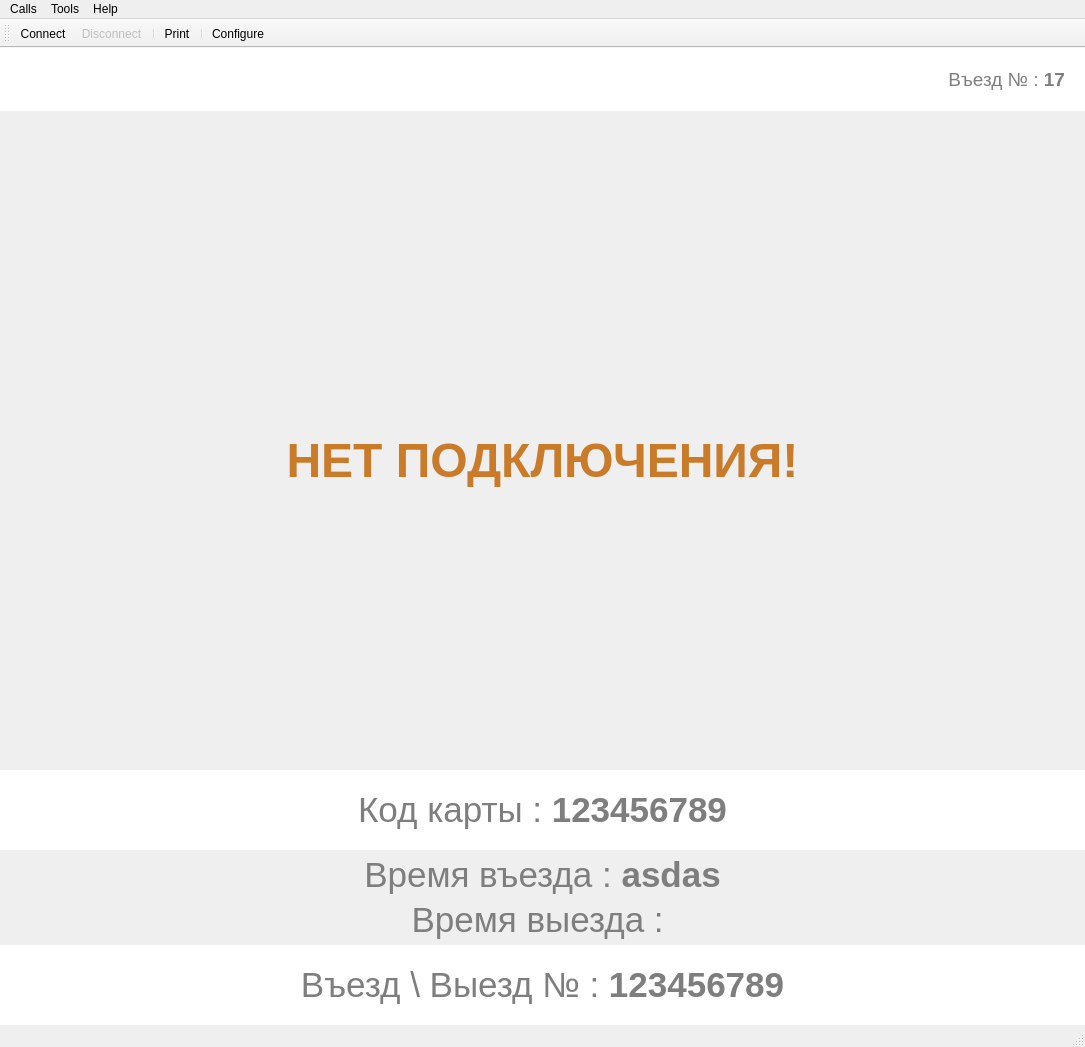
First picture: the form in RpiClient/mainwindow.ui, repository Baxulio/ParkingAS, before the edit.
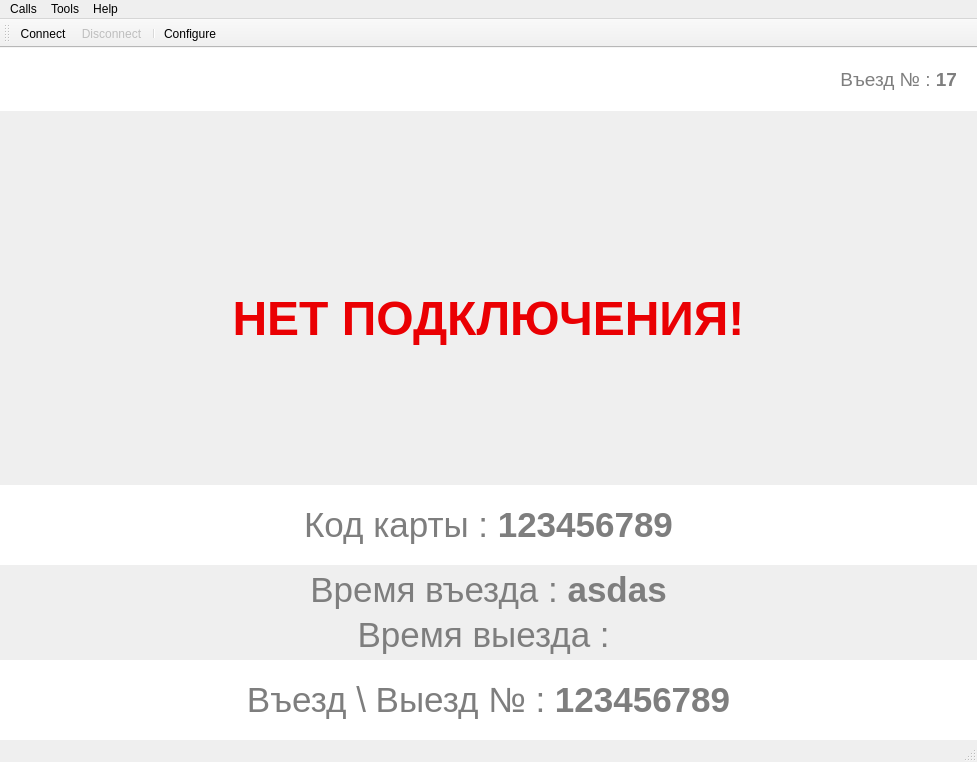
Second picture: the form after the edit. Icons and pictures are not drawn.

```diff
--- a/RpiClient/mainwindow.ui
+++ b/RpiClient/mainwindow.ui
@@ -6,8 +6,8 @@
    <rect>
     <x>0</x>
     <y>0</y>
-    <width>1085</width>
-    <height>1047</height>
+    <width>977</width>
+    <height>762</height>
    </rect>
   </property>
   <property name="windowTitle">
@@ -116,7 +116,10 @@
        </font>
       </property>
       <property name="text">
-       <string>&lt;html&gt;&lt;head/&gt;&lt;body&gt;&lt;p align=&quot;center&quot;&gt;&lt;img src=&quot;:/images/warning.png&quot;/&gt;&lt;br/&gt;&lt;/p&gt;&lt;p align=&quot;center&quot;&gt;&lt;span style=&quot; font-size:36pt; font-weight:600; color:#ca7b29;&quot;&gt;НЕТ ПОДКЛЮЧЕНИЯ!&lt;/span&gt;&lt;/p&gt;&lt;/body&gt;&lt;/html&gt;</string>
+       <string>&lt;html&gt;&lt;head/&gt;&lt;body&gt;&lt;p align=&quot;center&quot;&gt;&lt;img src=&quot;:/images/warning.png&quot;/&gt;&lt;br/&gt;&lt;/p&gt;&lt;p align=&quot;center&quot;&gt;&lt;span style=&quot; font-size:36pt; font-weight:600; color:#ea0003;&quot;&gt;НЕТ ПОДКЛЮЧЕНИЯ!&lt;/span&gt;&lt;/p&gt;&lt;/body&gt;&lt;/html&gt;</string>
+      </property>
+      <property name="alignment">
+       <set>Qt::AlignCenter</set>
       </property>
      </widget>
     </item>
@@ -267,8 +270,8 @@
     <rect>
      <x>0</x>
      <y>0</y>
-     <width>1085</width>
-     <height>21</height>
+     <width>977</width>
+     <height>19</height>
     </rect>
    </property>
    <widget class="QMenu" name="menuCalls">
@@ -312,8 +315,6 @@
    <addaction name="actionConnect"/>
    <addaction name="actionDisconnect"/>
    <addaction name="separator"/>
-   <addaction name="actionPrint"/>
-   <addaction name="separator"/>
    <addaction name="actionConfigure"/>
   </widget>
   <action name="actionConnect">
@@ -381,18 +382,6 @@
     <string>&amp;About</string>
    </property>
   </action>
-  <action name="actionPrint">
-   <property name="icon">
-    <iconset resource="rpiclientresources.qrc">
-     <normaloff>:/images/Cheque.png</normaloff>:/images/Cheque.png</iconset>
-   </property>
-   <property name="text">
-    <string>&amp;Print</string>
-   </property>
-   <property name="toolTip">
-    <string>Prints cheque</string>
-   </property>
-  </action>
  </widget>
  <layoutdefault spacing="6" margin="11"/>
  <resources>
```
Left out of the diff: 1 changed line with no effect on the pictures.
